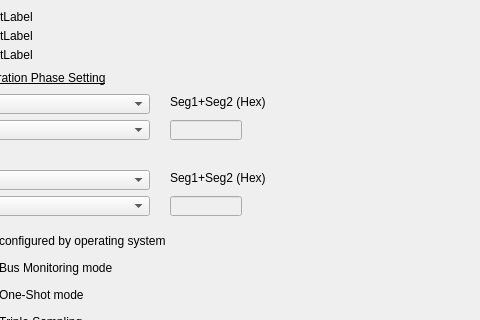
Above: src/driver/GenericCanSetupPage.ui from inniyah/CANgaroo before the change; both pictures show x 160 to 640 and y 0 to 320 of the 795 by 633 pixel window. Below: the same form after it.
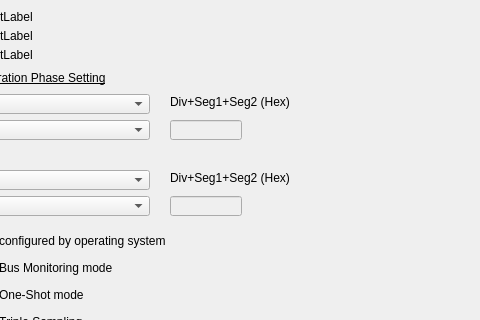
That is the form after the change.

What changed in the file:
```diff
--- a/src/driver/GenericCanSetupPage.ui
+++ b/src/driver/GenericCanSetupPage.ui
@@ -304,12 +304,12 @@
     <rect>
      <x>330</x>
      <y>94</y>
-     <width>121</width>
+     <width>141</width>
      <height>16</height>
     </rect>
    </property>
    <property name="text">
-    <string>Seg1+Seg2 (Hex)</string>
+    <string>Div+Seg1+Seg2 (Hex)</string>
    </property>
   </widget>
   <widget class="QLabel" name="label_13">
@@ -317,12 +317,12 @@
     <rect>
      <x>330</x>
      <y>170</y>
-     <width>121</width>
+     <width>141</width>
      <height>16</height>
     </rect>
    </property>
    <property name="text">
-    <string>Seg1+Seg2 (Hex)</string>
+    <string>Div+Seg1+Seg2 (Hex)</string>
    </property>
   </widget>
   <widget class="QLineEdit" name="CustomFdBitrateSet">
```
Left out of the diff: 12 changed lines with no effect on the pictures.
